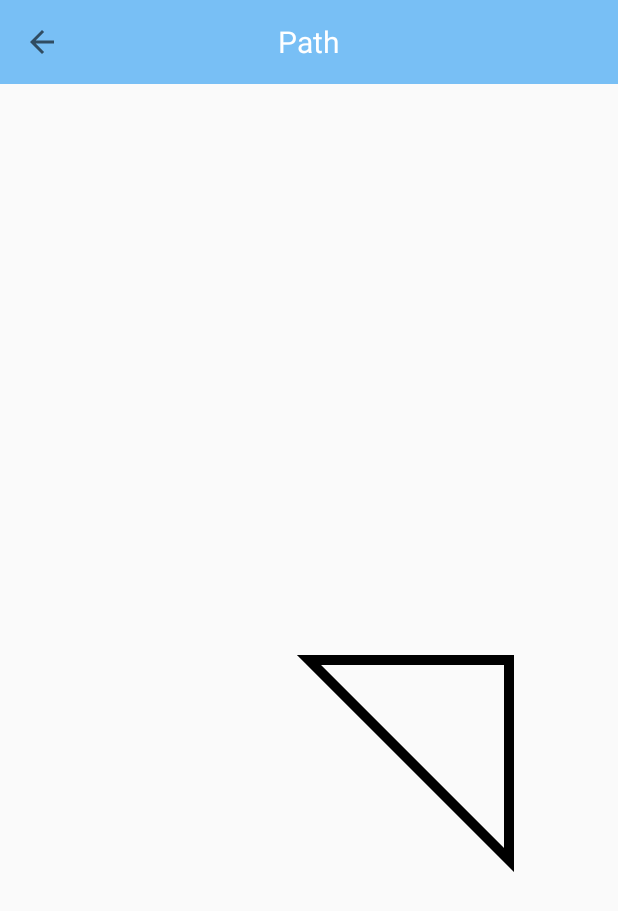
After one commit to jinanzhuan/NewProject, an Android app: the PathActivity screen opened directly, with no data from a screen before it, on a phone screen of 412 x 824 dp. The commit adds this screen. Shown: the top 911 px of the screen. Run offline under Robolectric (Android 15) with nearby library versions, the phone set to English and light mode, and no system bars; our stand-ins replace ButterKnife.

Commit message:
test path

```diff
--- a/app/src/main/AndroidManifest.xml
+++ b/app/src/main/AndroidManifest.xml
@@ -38,6 +38,7 @@
         <activity android:name=".activity.TestActivity"/>
         <activity android:name=".activity.ObjectAnimationActivity"/>
         <activity android:name=".activity.KardiaActivity"/>
+        <activity android:name=".activity.PathActivity"/>
     </application>
 
 </manifest>
--- /dev/null
+++ b/app/src/main/java/com/test/newproject/activity/PathActivity.java
@@ -0,0 +1,44 @@
+package com.test.newproject.activity;
+
+import android.content.Context;
+import android.content.Intent;
+import android.support.v7.widget.Toolbar;
+
+import com.test.newproject.R;
+import com.test.newproject.base.BaseActivity;
+
+import butterknife.InjectView;
+
+
+/**
+ * <pre>
+ *     author : created by ljn
+ *     e-mail : liujinan@edreamtree.com
+ *     time   : 2018/9/3
+ *     desc   :
+ *     modify :
+ * </pre>
+ */
+
+public class PathActivity extends BaseActivity {
+    @InjectView(R.id.toolbar)
+    Toolbar mToolbar;
+
+    @Override
+    public int getLayoutId() {
+        return R.layout.activity_path;
+    }
+
+    public static void actionStart(Context context) {
+        Intent starter = new Intent(context, PathActivity.class);
+        context.startActivity(starter);
+    }
+
+    @Override
+    public void initView() {
+        super.initView();
+        setSupportActionBar(mToolbar);
+        getSupportActionBar().setDisplayHomeAsUpEnabled(true);
+        getSupportActionBar().setDisplayShowTitleEnabled(false);
+    }
+}
--- /dev/null
+++ b/app/src/main/java/com/test/newproject/view/PathView.java
@@ -0,0 +1,68 @@
+package com.test.newproject.view;
+
+import android.content.Context;
+import android.graphics.Canvas;
+import android.graphics.Color;
+import android.graphics.Paint;
+import android.graphics.Path;
+import android.support.annotation.Nullable;
+import android.util.AttributeSet;
+import android.view.View;
+
+
+/**
+ * <pre>
+ *     author : created by ljn
+ *     e-mail : liujinan@edreamtree.com
+ *     time   : 2018/9/3
+ *     desc   :
+ *     modify :
+ * </pre>
+ */
+
+public class PathView extends View {
+
+    private Paint mPaint;
+    private int mWidth;
+    private int mHeight;
+
+    public PathView(Context context) {
+        this(context, null);
+    }
+
+    public PathView(Context context, @Nullable AttributeSet attrs) {
+        this(context, attrs, 0);
+    }
+
+    public PathView(Context context, @Nullable AttributeSet attrs, int defStyleAttr) {
+        super(context, attrs, defStyleAttr);
+        mPaint = new Paint();
+        mPaint.setStyle(Paint.Style.STROKE);
+        mPaint.setColor(Color.BLACK);
+        mPaint.setAntiAlias(true);
+        mPaint.setStrokeWidth(10);
+    }
+
+    @Override
+    protected void onSizeChanged(int w, int h, int oldw, int oldh) {
+        super.onSizeChanged(w, h, oldw, oldh);
+        mWidth = w;
+        mHeight = h;
+    }
+
+    @Override
+    protected void onDraw(Canvas canvas) {
+        super.onDraw(canvas);
+        canvas.translate(mWidth/2, mHeight/2);
+        Path path = new Path();
+        path.lineTo(200, 200);
+//        path.moveTo(200, 100);
+//        path.setLastPoint(200, 100);
+        path.lineTo(200, 0);
+        path.close();
+
+//        canvas.drawPoint(200, 200, mPaint);
+
+        canvas.drawPath(path, mPaint);
+    }
+}
--- a/app/src/main/res/layout/activity_main.xml
+++ b/app/src/main/res/layout/activity_main.xml
@@ -70,7 +70,7 @@
                 android:layout_width="wrap_content"
                 android:layout_height="0dp"
                 android:layout_weight="1"
-                android:text="医生"
+                android:text="自定义"
                 android:gravity="center"
                 android:textSize="16sp"
                 android:textColor="@color/gray_dark"/>
@@ -109,7 +109,7 @@
                 android:layout_width="wrap_content"
                 android:layout_height="0dp"
                 android:layout_weight="1"
-                android:text="消息"
+                android:text="动画"
                 android:gravity="center"
                 android:textSize="16sp"
                 android:textColor="@color/gray_dark"/>
--- /dev/null
+++ b/app/src/main/res/layout/activity_path.xml
@@ -0,0 +1,27 @@
+<?xml version="1.0" encoding="utf-8"?>
+<LinearLayout xmlns:android="http://schemas.android.com/apk/res/android"
+              android:orientation="vertical"
+              android:layout_width="match_parent"
+              android:layout_height="match_parent">
+
+    <android.support.v7.widget.Toolbar
+        android:id="@+id/toolbar"
+        android:layout_width="match_parent"
+        android:layout_height="?attr/actionBarSize"
+        android:background="@color/blue">
+
+        <TextView
+            android:layout_width="wrap_content"
+            android:layout_height="wrap_content"
+            android:textSize="20sp"
+            android:text="Path"
+            android:layout_gravity="center"
+            android:textColor="@color/white"/>
+
+    </android.support.v7.widget.Toolbar>
+
+    <com.test.newproject.view.PathView
+        android:layout_width="match_parent"
+        android:layout_height="match_parent"/>
+
+</LinearLayout>
--- a/app/src/main/res/layout/fragment_doctor.xml
+++ b/app/src/main/res/layout/fragment_doctor.xml
@@ -29,4 +29,10 @@
         android:layout_height="wrap_content"
         android:text="刻度尺"/>
 
+    <Button
+        android:id="@+id/btn_path"
+        android:layout_width="wrap_content"
+        android:layout_height="wrap_content"
+        android:text="Path"/>
+
 </LinearLayout>
```
Also changed, not shown: app/src/main/java/com/test/newproject/fragment/DoctorFragment.java (+7 -17 lines), app/src/main/java/com/test/newproject/view/EcgGridView.java (+40 -40 lines).
